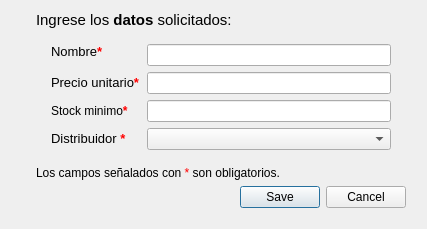
HitomiD/Proyecto-Desarrollo, file windows/templates/newproducto.ui: the form before one commit.
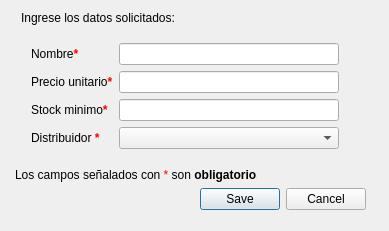
The form after the commit. Icons and pictures are not drawn.

The edit to the form file:
```diff
--- a/windows/templates/newproducto.ui
+++ b/windows/templates/newproducto.ui
@@ -6,10 +6,16 @@
    <rect>
     <x>0</x>
     <y>0</y>
-    <width>427</width>
-    <height>229</height>
+    <width>389</width>
+    <height>231</height>
    </rect>
   </property>
+  <property name="maximumSize">
+   <size>
+    <width>389</width>
+    <height>231</height>
+   </size>
+  </property>
   <property name="focusPolicy">
    <enum>Qt::StrongFocus</enum>
   </property>
@@ -22,66 +28,8 @@
      <property name="bottomMargin">
       <number>0</number>
      </property>
-     <item row="0" column="0">
-      <layout class="QGridLayout" name="gridLayout_2" rowstretch="0,0,0">
-       <property name="leftMargin">
-        <number>25</number>
-       </property>
-       <property name="topMargin">
-        <number>0</number>
-       </property>
-       <property name="bottomMargin">
-        <number>0</number>
-       </property>
-       <item row="1" column="0">
-        <widget class="QLabel" name="Cartelito_NewProducto">
-         <property name="sizePolicy">
-          <sizepolicy hsizetype="Fixed" vsizetype="Preferred">
-           <horstretch>0</horstretch>
-           <verstretch>0</verstretch>
-          </sizepolicy>
-         </property>
-         <property name="font">
-          <font>
-           <pointsize>12</pointsize>
-           <bold>true</bold>
-          </font>
-         </property>
-         <property name="text">
-          <string>&lt;html&gt;&lt;head/&gt;&lt;body&gt;&lt;p&gt;&lt;span style=&quot; font-size:11pt; font-weight:400;&quot;&gt;Ingrese los &lt;/span&gt;&lt;span style=&quot; font-size:11pt;&quot;&gt;datos&lt;/span&gt;&lt;span style=&quot; font-size:11pt; font-weight:400;&quot;&gt; solicitados:&lt;/span&gt;&lt;/p&gt;&lt;/body&gt;&lt;/html&gt;</string>
-         </property>
-        </widget>
-       </item>
-       <item row="2" column="0">
-        <spacer name="verticalSpacer_2">
-         <property name="orientation">
-          <enum>Qt::Vertical</enum>
-         </property>
-         <property name="sizeHint" stdset="0">
-          <size>
-           <width>20</width>
-           <height>20</height>
-          </size>
-         </property>
-        </spacer>
-       </item>
-       <item row="1" column="1">
-        <spacer name="horizontalSpacer_2">
-         <property name="orientation">
-          <enum>Qt::Horizontal</enum>
-         </property>
-         <property name="sizeHint" stdset="0">
-          <size>
-           <width>40</width>
-           <height>10</height>
-          </size>
-         </property>
-        </spacer>
-       </item>
-      </layout>
-     </item>
-     <item row="3" column="0">
-      <layout class="QVBoxLayout" name="verticalLayout_3" stretch="0,0">
+     <item row="4" column="0">
+      <layout class="QVBoxLayout" name="verticalLayout_3" stretch="0">
        <property name="leftMargin">
         <number>25</number>
        </property>
@@ -94,15 +42,14 @@
        <property name="bottomMargin">
         <number>10</number>
        </property>
-       <item>
-        <widget class="QLabel" name="label_2">
-         <property name="text">
-          <string>&lt;html&gt;&lt;head/&gt;&lt;body&gt;&lt;p&gt;Los campos señalados con &lt;span style=&quot; color:#ff0000;&quot;&gt;*&lt;/span&gt; son obligatorios. &lt;/p&gt;&lt;/body&gt;&lt;/html&gt;</string>
-         </property>
-        </widget>
-       </item>
        <item>
         <widget class="QDialogButtonBox" name="buttonBox">
+         <property name="maximumSize">
+          <size>
+           <width>330</width>
+           <height>16777215</height>
+          </size>
+         </property>
          <property name="orientation">
           <enum>Qt::Horizontal</enum>
          </property>
@@ -116,22 +63,22 @@
      <item row="1" column="0">
       <layout class="QFormLayout" name="formLayout_2">
        <property name="leftMargin">
-        <number>40</number>
+        <number>20</number>
        </property>
        <property name="rightMargin">
-        <number>25</number>
+        <number>15</number>
        </property>
        <item row="0" column="0">
         <widget class="QLabel" name="lblNombre">
          <property name="sizePolicy">
-          <sizepolicy hsizetype="Fixed" vsizetype="Fixed">
+          <sizepolicy hsizetype="Preferred" vsizetype="Preferred">
            <horstretch>0</horstretch>
            <verstretch>0</verstretch>
           </sizepolicy>
          </property>
          <property name="font">
           <font>
-           <pointsize>10</pointsize>
+           <pointsize>9</pointsize>
           </font>
          </property>
          <property name="text">
@@ -140,13 +87,20 @@
         </widget>
        </item>
        <item row="0" column="1">
-        <widget class="QLineEdit" name="lnEditNombre"/>
+        <widget class="QLineEdit" name="lnEditNombre">
+         <property name="maximumSize">
+          <size>
+           <width>220</width>
+           <height>22</height>
+          </size>
+         </property>
+        </widget>
        </item>
        <item row="1" column="0">
         <widget class="QLabel" name="lblPrecio">
          <property name="font">
           <font>
-           <pointsize>10</pointsize>
+           <pointsize>9</pointsize>
           </font>
          </property>
          <property name="text">
@@ -155,13 +109,20 @@
         </widget>
        </item>
        <item row="1" column="1">
-        <widget class="QLineEdit" name="lnEditPrecio"/>
+        <widget class="QLineEdit" name="lnEditPrecio">
+         <property name="maximumSize">
+          <size>
+           <width>220</width>
+           <height>22</height>
+          </size>
+         </property>
+        </widget>
        </item>
        <item row="3" column="0">
         <widget class="QLabel" name="lblDistr">
          <property name="font">
           <font>
-           <pointsize>10</pointsize>
+           <pointsize>9</pointsize>
           </font>
          </property>
          <property name="text">
@@ -170,10 +131,24 @@
         </widget>
        </item>
        <item row="3" column="1">
-        <widget class="QComboBox" name="comboxDistr"/>
+        <widget class="QComboBox" name="comboxDistr">
+         <property name="maximumSize">
+          <size>
+           <width>220</width>
+           <height>22</height>
+          </size>
+         </property>
+        </widget>
        </item>
        <item row="2" column="1">
-        <widget class="QLineEdit" name="lnEditStockMinimo"/>
+        <widget class="QLineEdit" name="lnEditStockMinimo">
+         <property name="maximumSize">
+          <size>
+           <width>220</width>
+           <height>22</height>
+          </size>
+         </property>
+        </widget>
        </item>
        <item row="2" column="0">
         <widget class="QLabel" name="label">
@@ -184,6 +159,64 @@
        </item>
       </layout>
      </item>
+     <item row="0" column="0">
+      <layout class="QGridLayout" name="gridLayout_2" rowstretch="0,0,0">
+       <property name="leftMargin">
+        <number>10</number>
+       </property>
+       <property name="topMargin">
+        <number>0</number>
+       </property>
+       <property name="bottomMargin">
+        <number>0</number>
+       </property>
+       <item row="1" column="0">
+        <widget class="QLabel" name="Cartelito_NewProducto">
+         <property name="sizePolicy">
+          <sizepolicy hsizetype="Fixed" vsizetype="Preferred">
+           <horstretch>0</horstretch>
+           <verstretch>0</verstretch>
+          </sizepolicy>
+         </property>
+         <property name="font">
+          <font>
+           <pointsize>9</pointsize>
+           <bold>true</bold>
+          </font>
+         </property>
+         <property name="text">
+          <string>&lt;html&gt;&lt;head/&gt;&lt;body&gt;&lt;p&gt;&lt;span style=&quot; font-weight:400;&quot;&gt;Ingrese los datos solicitados:&lt;/span&gt;&lt;/p&gt;&lt;/body&gt;&lt;/html&gt;</string>
+         </property>
+        </widget>
+       </item>
+       <item row="2" column="0">
+        <spacer name="verticalSpacer_2">
+         <property name="orientation">
+          <enum>Qt::Vertical</enum>
+         </property>
+         <property name="sizeHint" stdset="0">
+          <size>
+           <width>20</width>
+           <height>20</height>
+          </size>
+         </property>
+        </spacer>
+       </item>
+       <item row="1" column="1">
+        <spacer name="horizontalSpacer_2">
+         <property name="orientation">
+          <enum>Qt::Horizontal</enum>
+         </property>
+         <property name="sizeHint" stdset="0">
+          <size>
+           <width>40</width>
+           <height>10</height>
+          </size>
+         </property>
+        </spacer>
+       </item>
+      </layout>
+     </item>
      <item row="2" column="0">
       <spacer name="verticalSpacer">
        <property name="orientation">
@@ -197,6 +230,28 @@
        </property>
       </spacer>
      </item>
+     <item row="3" column="0">
+      <widget class="QLabel" name="label_2">
+       <property name="sizePolicy">
+        <sizepolicy hsizetype="Preferred" vsizetype="Preferred">
+         <horstretch>10</horstretch>
+         <verstretch>0</verstretch>
+        </sizepolicy>
+       </property>
+       <property name="maximumSize">
+        <size>
+         <width>246</width>
+         <height>16777215</height>
+        </size>
+       </property>
+       <property name="styleSheet">
+        <string notr="true">margin-left: 1px;</string>
+       </property>
+       <property name="text">
+        <string>&lt;html&gt;&lt;head/&gt;&lt;body&gt;&lt;p&gt;Los campos señalados con &lt;span style=&quot; color:#ff0000;&quot;&gt;*&lt;/span&gt; son &lt;span style=&quot; font-weight:700;&quot;&gt;obligatorios&lt;/span&gt;. &lt;/p&gt;&lt;/body&gt;&lt;/html&gt;</string>
+       </property>
+      </widget>
+     </item>
     </layout>
    </item>
   </layout>
```
Left out of the diff: 4 changed lines with no effect on the pictures.
